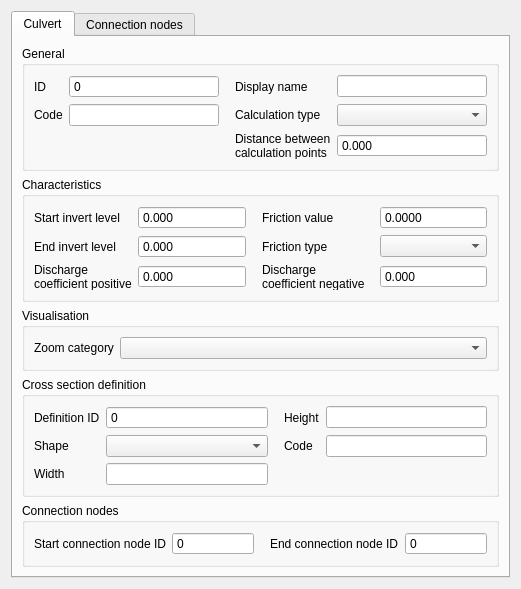
Old version of the form threedi_model_builder/forms/ui/culvert.ui in the repository nens/threedi-schematisation-editor.
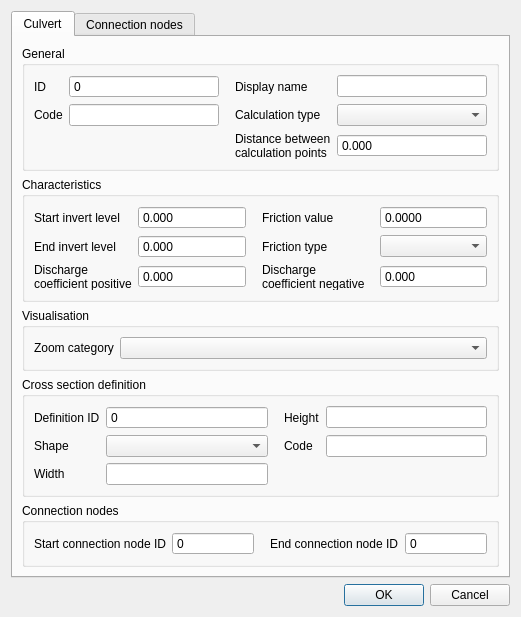
New version of the form.

```diff
--- a/threedi_model_builder/forms/ui/culvert.ui
+++ b/threedi_model_builder/forms/ui/culvert.ui
@@ -7,7 +7,7 @@
     <x>0</x>
     <y>0</y>
     <width>521</width>
-    <height>531</height>
+    <height>560</height>
    </rect>
   </property>
   <property name="windowTitle">
@@ -1160,6 +1160,13 @@
      </widget>
     </widget>
    </item>
+   <item row="1" column="0">
+    <widget class="QDialogButtonBox" name="buttonBox">
+     <property name="standardButtons">
+      <set>QDialogButtonBox::Cancel|QDialogButtonBox::Ok</set>
+     </property>
+    </widget>
+   </item>
   </layout>
  </widget>
  <tabstops>
```
Left out of the diff: 332 changed lines with no effect on the pictures.
